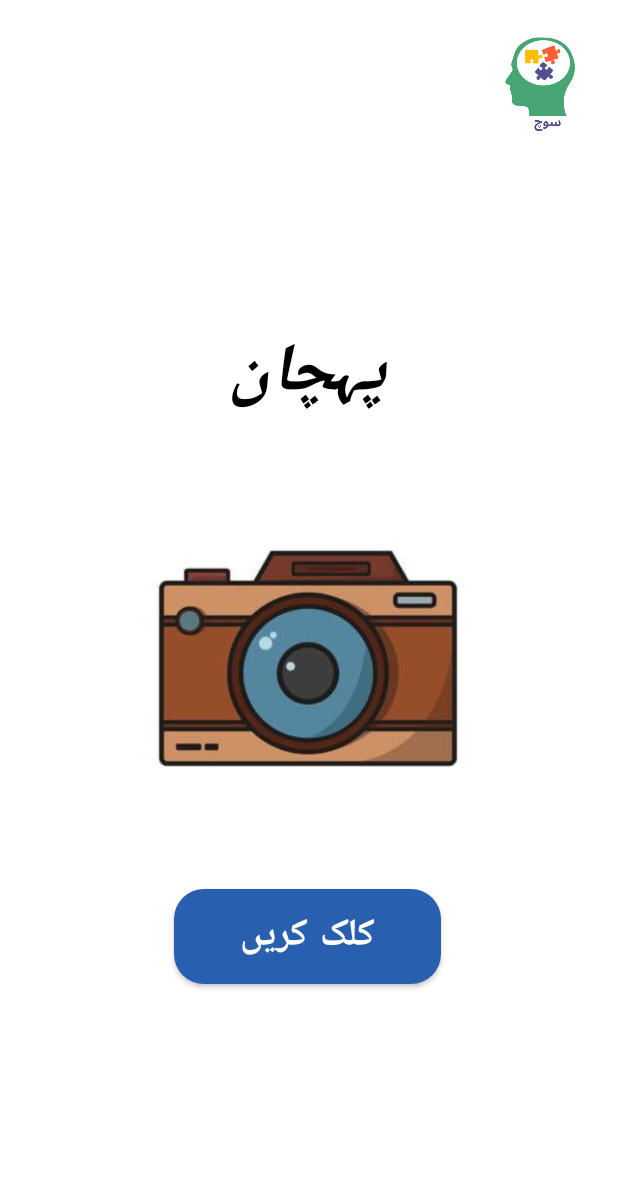
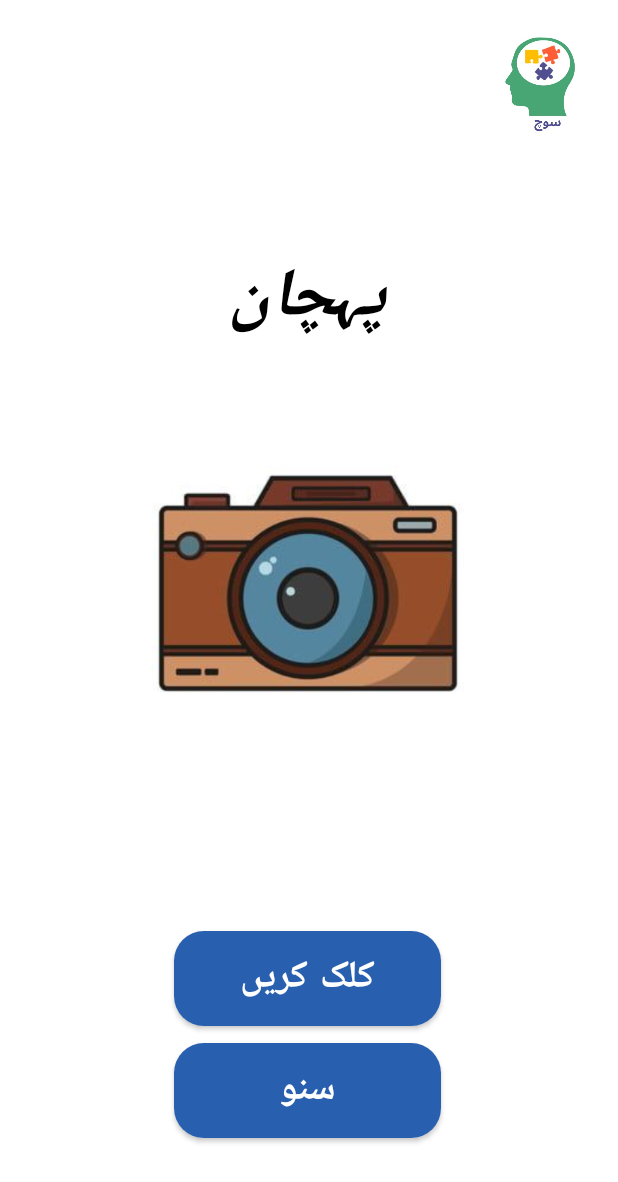
Before and after one commit to AbdullahSalman237/Soch, an Android app: the layout fragment_object_recognizer.xml on its own in the app's theme, with its tools: preview values and no code run, on a phone screen of 412 x 824 dp. Shown: the top 1182 px of the screen. Run offline under Robolectric (Android 15) with nearby library versions, the phone set to English and light mode, and no system bars.

Commit message:
minor modifications

```diff
--- a/app/src/main/java/com/example/soch/QuizSimulation.java
+++ b/app/src/main/java/com/example/soch/QuizSimulation.java
@@ -70,7 +70,7 @@ public class QuizSimulation extends Fragment {
                 dialog_instructions.dismiss();
             }
         });
-        dialog_instructions.show();
+
 ////////////////////////////////////////////////////////////////////////
         //Cancel Quiz Dialog Box
 
@@ -162,6 +162,7 @@ public class QuizSimulation extends Fragment {
         start_quiz.setOnClickListener(new View.OnClickListener() {
             @Override
             public void onClick(View v) {
+                dialog_instructions.show();
                 GenerateQuiz();
                 dialog.dismiss();
 
--- a/app/src/main/res/layout/fragment_object_recognizer.xml
+++ b/app/src/main/res/layout/fragment_object_recognizer.xml
@@ -42,7 +42,7 @@
         android:id="@+id/button"
         android:layout_width="178dp"
         android:layout_height="0dp"
-        android:layout_marginBottom="168dp"
+        android:layout_marginBottom="140dp"
         android:background="@drawable/round"
         android:text="@string/click"
         android:textSize="25sp"
@@ -51,12 +51,40 @@
         app:layout_constraintEnd_toEndOf="parent"
         app:layout_constraintHorizontal_bias="0.497"
         app:layout_constraintStart_toStartOf="parent" />
+<TextView
+    android:id="@+id/label"
+    android:layout_width="wrap_content"
+    android:layout_height="wrap_content"
+    android:text=""
+    android:textSize="24sp"
+    android:layout_marginTop="12dp"
+    app:layout_constraintTop_toBottomOf="@id/imageView12"
+    app:layout_constraintEnd_toEndOf="parent"
+    app:layout_constraintHorizontal_bias="0.497"
+    app:layout_constraintStart_toStartOf="parent"
+
+
+    />
+    <Button
+        android:id="@+id/speak"
+        android:layout_width="178dp"
+        android:layout_height="0dp"
+        android:textSize="25sp"
+        android:textStyle="bold"
+        app:layout_constraintBottom_toBottomOf="parent"
+        app:layout_constraintEnd_toEndOf="parent"
+        app:layout_constraintHorizontal_bias="0.497"
+        app:layout_constraintStart_toStartOf="parent"
+        android:layout_marginBottom="65dp"
+        android:text="@string/speak"
+        android:background="@drawable/round"
+        />
 
     <ImageView
         android:id="@+id/imageView12"
         android:layout_width="340dp"
         android:layout_height="283dp"
-        android:layout_marginBottom="12dp"
+        android:layout_marginBottom="90dp"
         android:contentDescription="@string/cameraaa"
         android:src="@drawable/camera3"
         app:layout_constraintBottom_toTopOf="@+id/button"
--- a/app/src/main/res/values/strings.xml
+++ b/app/src/main/res/values/strings.xml
@@ -73,6 +73,7 @@
     <string name="okay">Okay</string>
     <string name="average">اوسط</string>
     <string name="Total">قل سوال نامے</string>
+    <string name="speak">سنو</string>
     <string name = "urududud">شروع کریں></string>
     <string name="skjnd">یہاں آپ کی تفصیلات دستیاب ہیں: - یہ صفحہ آپ کا نام، عمر، دوا کا وقت دکھاتا ہے۔ - آپ کئی بار دوائیاں شامل کرسکتے ہیں۔ - وقت کے لئے ایک گھڑی ظاہر ہوگی۔ - اس کے بعد آپ اپنی تفصیلات محفوظ کر سکتے ہیں۔ - یہ تفصیلات ہمارے ڈیٹا بیس میں محفوظ ہو جائیں گی۔</string>
     <string name="fkkff">یہاں ہدایات ہیں: - کیمرہ کھولیں۔ - اسے اعتراض کے سامنے رکھیں - آپ کو اس کے ارد گرد ایک باؤنڈنگ باکس نظر آئے گا۔ - ایک متن ظاہر ہوگا جو آپ کو آبجیکٹ کا نام بتاتا ہے۔ - ایک آواز اعتراض کا نام کہہ رہی ہوگی۔</string>
```
Also changed, not shown: app/src/main/java/com/example/soch/ObjectRecognizer.java (+33 -47 lines), app/src/main/java/com/example/soch/Report.java (+15 -1 lines), app/src/main/java/com/example/soch/tflite/YoloV5Classifier.java (+6 -14 lines), app/src/main/res/layout/activity_report.xml (+4 -4 lines), app/src/main/res/layout/fragment_quiz_simulation.xml (+11 -11 lines), 2 other files.
